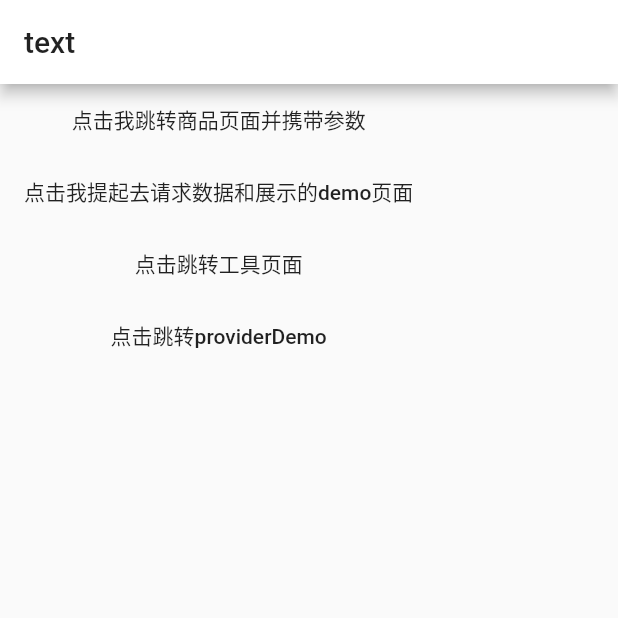
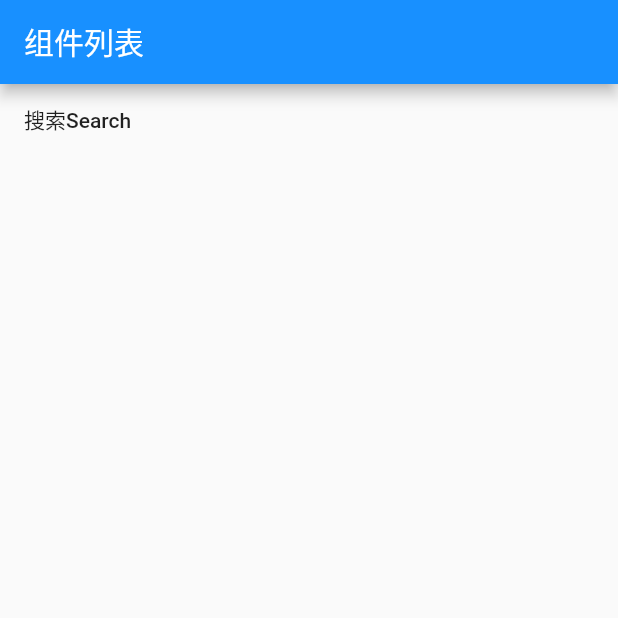
Before and after one commit to yangchunboy/flutterComponents, a Flutter app: the screen it shows after launch, on a phone screen of 412 x 824 dp, the top half of it. Run offline on Flutter 3.47's test engine with Material 2 defaults, Android fonts, the phone set to English and light mode, and no system bars; our stand-ins replace dio, flutter_screenutil, fluttertoast, shared_preferences.

Commit message:
将搜索组件加上去了

```diff
--- a/lib/pages/home/HomePage.dart
+++ b/lib/pages/home/HomePage.dart
@@ -23,34 +23,16 @@ class _HomePageState extends State<HomePage>{
     ScreenUtil.init(context, width: ConfigData.width, height: ConfigData.width, allowFontScaling: true);
     return Scaffold(
       appBar: AppBar(
-        title: Text('text'),
+        title: Text('组件列表'),
       ),
       body: Column(
         children: <Widget>[
           FlatButton(
             onPressed: () {
-              Navigator.pushNamed(context, '/product', arguments: { 'productId': '1111' });
+              Navigator.pushNamed(context, '/search');
             },
-            child: Text('点击我跳转商品页面并携带参数'),
+            child: Text('搜索Search'),
           ),
-          FlatButton(
-            onPressed: () {
-              Navigator.pushNamed(context, '/detail');
-            },
-            child: Text('点击我提起去请求数据和展示的demo页面'),
-          ),
-          FlatButton(
-            onPressed: () {
-              Navigator.pushNamed(context, '/tools');
-            },
-            child: Text('点击跳转工具页面'),
-          ),
-          FlatButton(
-            onPressed: () {
-              Navigator.pushNamed(context, '/provider');
-            },
-            child: Text('点击跳转providerDemo'),
-          )
         ],
       )
     );
--- a/lib/pages/product/ProductPage.dart
+++ /dev/null
@@ -1,41 +0,0 @@
-import 'package:flutter/material.dart';
-import 'package:flutter/widgets.dart';
-
-class ProductPage extends  StatefulWidget{
-
-  ProductPage({Key key, this.productId }):super();
-  String productId;
-  @override
-  _ProductPage createState() {
-    return _ProductPage();
-  }
-
-}
-
-class _ProductPage extends State<ProductPage>{
-  @override
-  Widget build(BuildContext context) {
-    print(widget.productId);
-    return Scaffold(
-      appBar: AppBar(
-        title: Text('商品页面'),
-      ),
-      body: Column(
-        children: <Widget>[
-          Text(
-            '我的颜色是主题色',
-            style: TextStyle(
-              color: Theme.of(context).primaryColor
-            ),
-          ),
-          Text(
-            '我是上一个页面传过来的商品id:${widget.productId}'
-          ),
-          Text('这是一张静态引用的图片'),
-          Image.asset('assets/images/smile.png')
-        ]
-      ),
-    );
-  }
-
-}
--- a/lib/router/router.dart
+++ b/lib/router/router.dart
@@ -1,25 +1,16 @@
 import 'package:app/pages/tools/toolsPage.dart';
 import 'package:flutter/material.dart';
 import 'package:app/pages/home/HomePage.dart';
-import 'package:app/pages/product/ProductPage.dart';
-import 'package:app/pages/detail/DetailPage.dart';
-import 'package:app/pages/providerDemo/ProviderDemo.dart';
 import 'package:app/pages/login/loginPage.dart';
+import 'package:app/pages/search/SearchPage.dart';
 
 
 class Router {
   static Map routes = {
     '/': (params) => HomePage(),
-    '/product': (params){
-      // print(params);
-      String productId = params['productId'];
-      return ProductPage(productId: productId);
-    },
-    '/detail': (params) => DetailPage(),
+    '/search': (params) => SearchPage(),
     '/tools': (params) => ToolsPage(),
-    '/provider': (params) => ProviderDemoPage(),
     '/login': (params) => LoginPage()
-
   };
 
   static onGenerateRoute(RouteSettings settings) {
--- /dev/null
+++ b/lib/theme/ColorTheme.dart
@@ -0,0 +1,21 @@
+import 'package:flutter/material.dart';
+
+class LightColor {
+  // 主颜色
+  static const Color primary = Color(0xFF1890ff);
+  // 正文文字颜色
+  static const Color textColor = Color(0xFF1f1f1f);
+  // 描述的颜色
+  static const Color description = Color(0xFFbfbfbf);
+  // 背景颜色
+  static const Color background = Color(0xFFf5f5f5);
+
+}
+
+
+
+
+class DarkColor {
+  static const Color primary = Color(0xFF1890ff);
+  static const Color textColor = Color(0xFF1f1f1f);
+}
--- /dev/null
+++ b/lib/theme/FontTheme.dart
@@ -0,0 +1,18 @@
+// 参考链接：https://developers.weixin.qq.com/miniprogram/design/#%E5%AD%97%E4%BD%93
+
+
+class FontTheme {
+  // 大标题的大小
+  static const double bigTitle = 22;
+  // 正文的大小
+  static const double text = 17;
+  // 小标题
+  static const double subTitle = 15;
+  // 描述文字大小
+  static const double description = 14;
+  // 时间标注
+  static const double tip = 12;
+
+
+
+}
--- a/lib/theme/ThemeStyle.dart
+++ b/lib/theme/ThemeStyle.dart
@@ -1,22 +1,32 @@
 import 'package:flutter/material.dart';
+import 'package:app/theme/ColorTheme.dart';
+import 'package:app/theme/FontTheme.dart';
 
 class ThemeStyle {
-  static const Color primary = Colors.white;
-  static const Color dark_primary = Colors.red;
 
   static ThemeData light() {
     return ThemeData(
-      primaryColor: primary,
-      // textTheme:
-      // dialogBackgroundColor: dark_primary
-      // accentColor: primary
+      primaryColor: LightColor.primary,
+      textTheme: TextTheme(
+        bodyText1: TextStyle(
+          fontSize: FontTheme.text,
+          color: LightColor.description
+        ),
+        bodyText2: TextStyle(
+          fontSize: FontTheme.text,
+          color: LightColor.textColor
+        )
+      ),
+      backgroundColor: LightColor.background,
+      disabledColor: LightColor.description,
     );
   }
 
+
   static ThemeData dark() {
     return ThemeData(
-      primaryColor: dark_primary,
-      accentColor: dark_primary
+      primaryColor: DarkColor.primary,
+      accentColor: DarkColor.textColor
     );
   }
 
--- a/pubspec.yaml
+++ b/pubspec.yaml
@@ -47,8 +47,6 @@ flutter:
   #  - images/a_dot_ham.jpeg
   assets:
     - assets/images/
-    - assets/json/
-
   # An image asset can refer to one or more resolution-specific "variants", see
   # https://flutter.dev/assets-and-images/#resolution-aware.
 
```
Also changed, not shown: lib/pages/detail/DetailPage.dart (deleted, +0 -63 lines), lib/pages/providerDemo/ProviderDemo.dart (deleted, +0 -67 lines), lib/pages/search/SearchPage.dart (added, +59 -0 lines).
